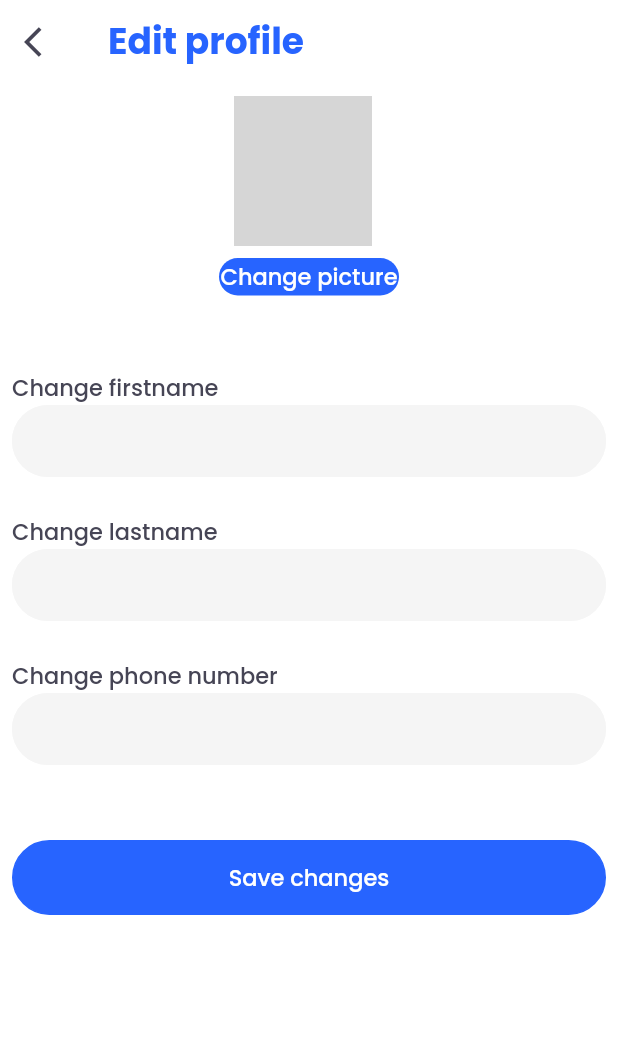
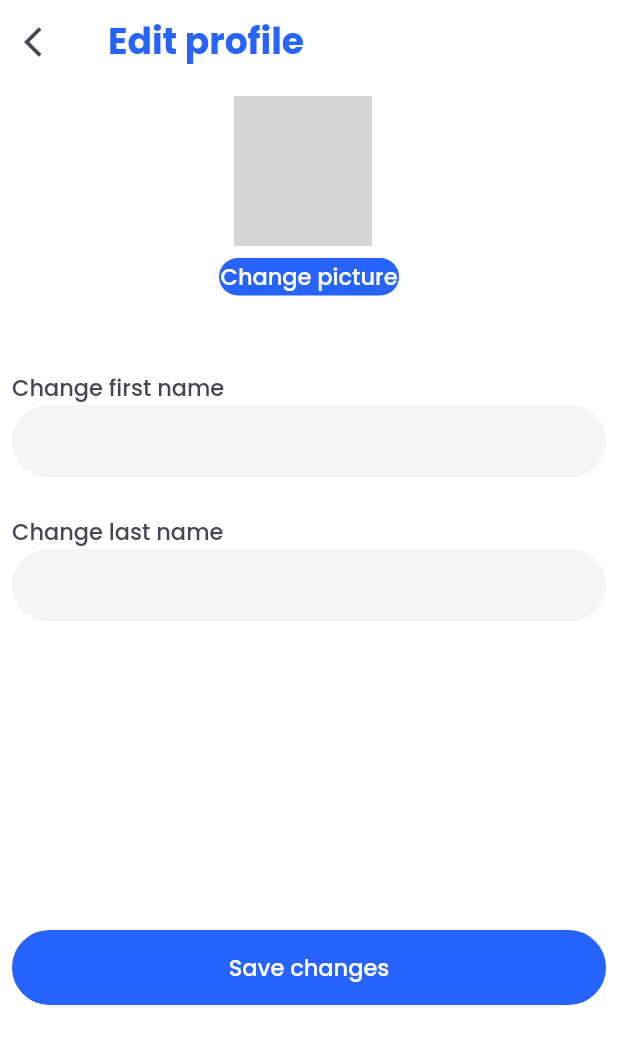
Before and after one commit to loredanagostian/SafeME, a Flutter app: the EditProfileScreen screen opened directly with empty values, on a phone screen of 412 x 824 dp. Shown: the top 1044 px of the screen. Run offline on Flutter 3.47's test engine with Material 3 defaults, Android fonts, the phone set to English and light mode, and no system bars; our stand-ins replace cloud_firestore, firebase_auth, firebase_core, firebase_messaging, flutter_riverpod, geolocator and 7 more; missing offline and left inert: flutter_polyline_points; accounts and stored records are empty; grey boxes are pictures that could not be loaded.

Commit message:
deleted edit phone number permission

```diff
--- a/lib/constants/strings.dart
+++ b/lib/constants/strings.dart
@@ -42,8 +42,8 @@ class AppStrings {
   static const String call112 = "Call 112";
   static const String editProfile = "Edit profile";
   static const String changePicture = "Change picture";
-  static const String changeFirstName = "Change firstname";
-  static const String changeLastName = "Change lastname";
+  static const String changeFirstName = "Change first name";
+  static const String changeLastName = "Change last name";
   static const String changePhoneNumber = "Change phone number";
   static const String selectPicture = "Select picture";
   static const String saveChanges = "Save changes";
--- a/lib/screens/edit_profile_screen.dart
+++ b/lib/screens/edit_profile_screen.dart
@@ -25,7 +25,6 @@ class EditProfileScreen extends StatefulWidget {
 class _EditProfileScreenState extends State<EditProfileScreen> {
   late TextEditingController firstNameController;
   late TextEditingController lastNameController;
-  late TextEditingController phoneNumberController;
   File? imageFile;
 
   @override
@@ -33,8 +32,6 @@ class _EditProfileScreenState extends State<EditProfileScreen> {
     super.initState();
     firstNameController = TextEditingController(text: widget.user.firstName);
     lastNameController = TextEditingController(text: widget.user.lastName);
-    phoneNumberController =
-        TextEditingController(text: widget.user.phoneNumber);
   }
 
   @override
@@ -119,17 +116,7 @@ class _EditProfileScreenState extends State<EditProfileScreen> {
                 CustomTextField(
                   controller: lastNameController,
                 ),
-                const SizedBox(height: AppSizes.borders),
-                Text(
-                  AppStrings.changePhoneNumber,
-                  style: AppStyles.buttonTextStyle
-                      .copyWith(color: AppColors.mainDarkGray),
-                ),
-                CustomTextField(
-                  controller: phoneNumberController,
-                  isPhoneNumber: true,
-                ),
-                const SizedBox(height: AppSizes.buttonHeight),
+                SizedBox(height: MediaQuery.sizeOf(context).height * 0.25),
                 CustomButton(
                     buttonColor: AppColors.mainBlue,
                     buttonText: AppStrings.saveChanges,
@@ -140,7 +127,6 @@ class _EditProfileScreenState extends State<EditProfileScreen> {
                           .update({
                         "firstName": firstNameController.text,
                         "lastName": lastNameController.text,
-                        "phoneNumber": phoneNumberController.text,
                         "imageURL": imageFile?.path ?? widget.user.imageURL
                       }).then((value) {
                         Navigator.pushReplacement(
```
